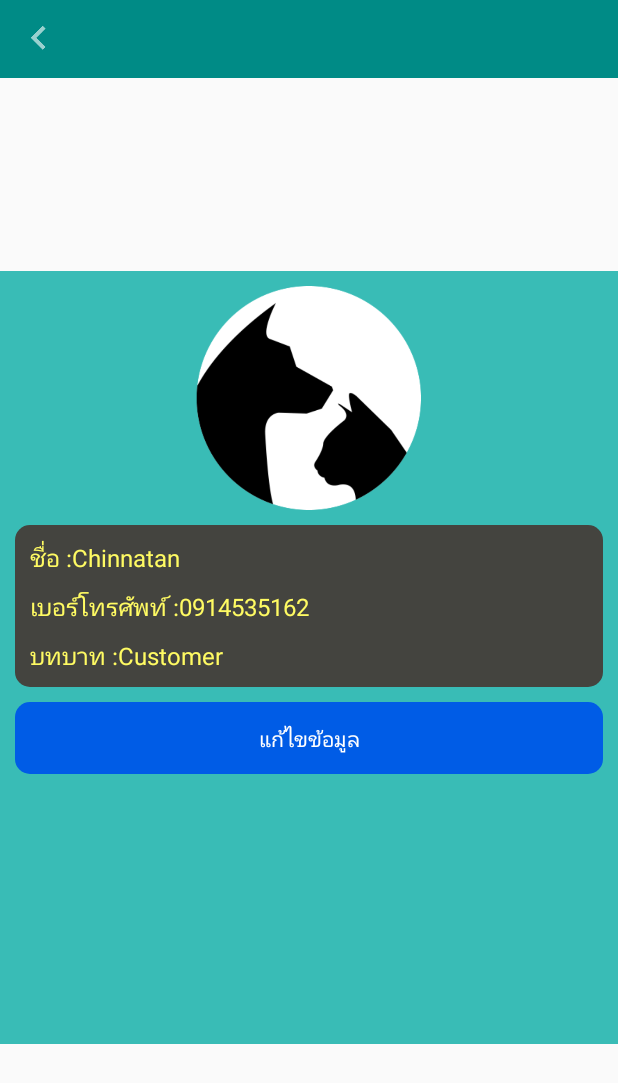
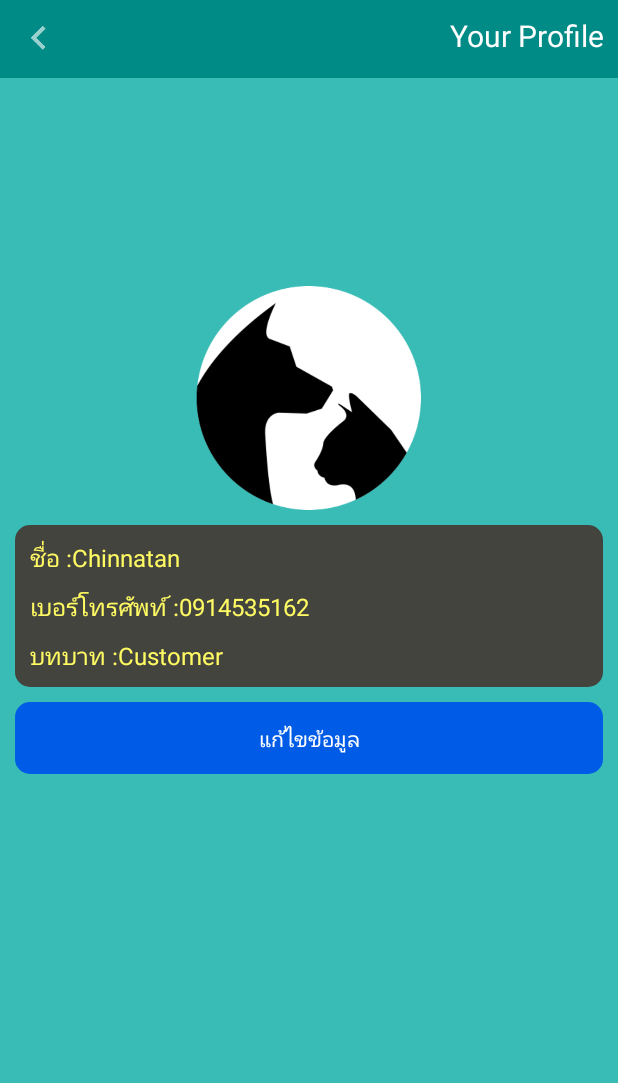
Before and after one commit to chinnatan/Pet-Medical-Records-SEProj, an Android app: the layout fragment_menu_profile.xml on its own in the app's theme, with its tools: preview values and no code run, on a phone screen of 412 x 824 dp. Shown: the top 1083 px of the screen. Run offline under Robolectric (Android 15) with nearby library versions, the phone set to English and light mode, and no system bars.

Commit message:
เพิ่ม header

```diff
--- a/app/src/main/res/layout/fragment_menu_profile.xml
+++ b/app/src/main/res/layout/fragment_menu_profile.xml
@@ -4,7 +4,8 @@
     xmlns:app="http://schemas.android.com/apk/res-auto"
     xmlns:tools="http://schemas.android.com/tools"
     android:layout_width="match_parent"
-    android:layout_height="match_parent">
+    android:layout_height="match_parent"
+    android:background="@color/colorPrimary">
 
     <LinearLayout
         android:id="@+id/linearLayout"
@@ -14,11 +15,27 @@
         android:orientation="vertical"
         android:padding="10dp">
 
-        <ImageView
-            android:layout_width="wrap_content"
+        <LinearLayout
+            android:layout_width="match_parent"
             android:layout_height="wrap_content"
-            android:background="@drawable/ic_back"
-            android:backgroundTint="@color/colorWhite" />
+            android:orientation="horizontal">
+
+            <ImageView
+                android:id="@+id/frg_menu_profile_backBtn"
+                android:layout_width="wrap_content"
+                android:layout_height="wrap_content"
+                android:background="@drawable/ic_back"
+                android:backgroundTint="@color/colorWhite" />
+
+            <TextView
+                android:layout_width="match_parent"
+                android:layout_height="wrap_content"
+                android:text="@string/profileFrg_header"
+                android:textColor="@color/colorWhite"
+                android:textSize="20dp"
+                android:gravity="end"/>
+
+        </LinearLayout>
 
     </LinearLayout>
     <!--End Frame 1 (Back Button)-->
@@ -71,6 +88,7 @@
                         android:textSize="16dp" />
 
                     <TextView
+                        android:id="@+id/frg_menu_profile_name"
                         android:layout_width="wrap_content"
                         android:layout_height="wrap_content"
                         android:text="Chinnatan"
@@ -93,6 +111,7 @@
                         android:textSize="16dp" />
 
                     <TextView
+                        android:id="@+id/frg_menu_profile_phonenumber"
                         android:layout_width="wrap_content"
                         android:layout_height="wrap_content"
                         android:text="0914535162"
@@ -115,6 +134,7 @@
                         android:textSize="16dp" />
 
                     <TextView
+                        android:id="@+id/frg_menu_profile_rule"
                         android:layout_width="wrap_content"
                         android:layout_height="wrap_content"
                         android:text="Customer"
@@ -133,6 +153,7 @@
                 android:orientation="vertical">
 
                 <Button
+                    android:id="@+id/frg_menu_profile_editBtn"
                     android:layout_width="match_parent"
                     android:layout_height="wrap_content"
                     android:background="@drawable/button_blue"
--- a/app/src/main/res/values/strings.xml
+++ b/app/src/main/res/values/strings.xml
@@ -26,6 +26,7 @@
     <string name="menuFrg_signoutTxt">Sign out</string>
 
     <!--Profile Fragment-->
+    <string name="profileFrg_header">Your Profile</string>
     <string name="profileFrg_name">ชื่อ : </string>
     <string name="profileFrg_phonenumber">เบอร์โทรศัพท์ : </string>
     <string name="profileFrg_rule">บทบาท : </string>
```
